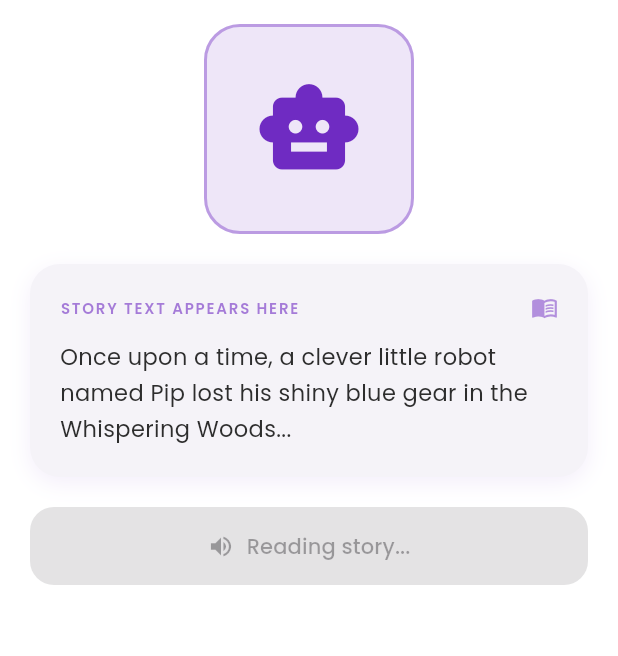
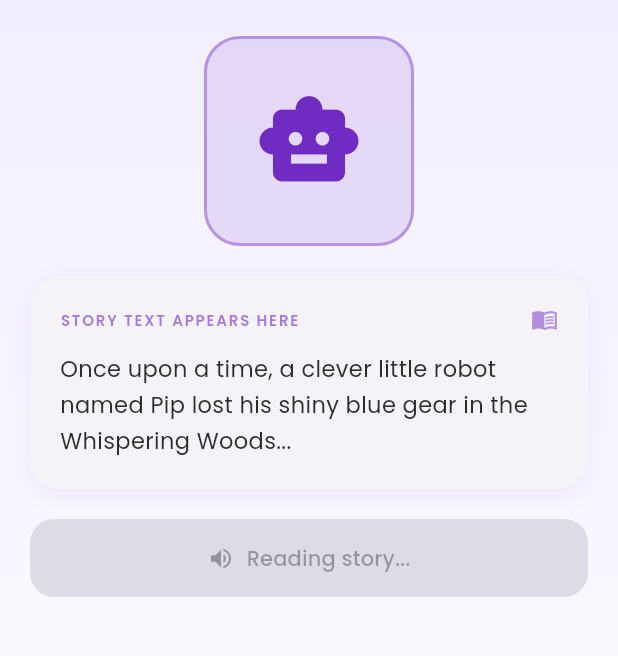
Before and after one commit to anushkachandraa18/peblo-ai-story-buddy, a Flutter app: the screen it shows after launch, after a tap on "Read Me a Story", on a phone screen of 412 x 824 dp, the part 84-740 px from its top. Run offline on Flutter 3.47's test engine with Material 3 defaults, Android fonts, the phone set to English and light mode, and no system bars; our stand-ins replace confetti, flutter_tts, google_fonts.

Commit message:
Add confetti, gradient background, animated buddy, success overlay

```diff
--- a/lib/screens/story_buddy_screen.dart
+++ b/lib/screens/story_buddy_screen.dart
@@ -1,21 +1,47 @@
 import 'package:flutter/material.dart';
 import 'package:provider/provider.dart';
+import 'package:confetti/confetti.dart';
 import '../providers/story_provider.dart';
 import '../theme/app_theme.dart';
 import '../widgets/buddy_character.dart';
 import '../widgets/story_card.dart';
 import '../widgets/quiz_card.dart';
 
-class StoryBuddyScreen extends StatelessWidget {
+class StoryBuddyScreen extends StatefulWidget {
   const StoryBuddyScreen({super.key});
+
+  @override
+  State<StoryBuddyScreen> createState() => _StoryBuddyScreenState();
+}
+
+class _StoryBuddyScreenState extends State<StoryBuddyScreen> {
+  late ConfettiController _confettiController;
+
+  @override
+  void initState() {
+    super.initState();
+    _confettiController =
+        ConfettiController(duration: const Duration(seconds: 3));
+  }
+
+  @override
+  void dispose() {
+    _confettiController.dispose();
+    super.dispose();
+  }
 
   @override
   Widget build(BuildContext context) {
     final provider = context.watch<StoryProvider>();
 
+    // Trigger confetti when correct answer
+    if (provider.state == BuddyState.correctAnswer) {
+      _confettiController.play();
+    }
+
     return Scaffold(
       appBar: AppBar(
-        backgroundColor: Colors.white,
+        backgroundColor: Colors.transparent,
         elevation: 0,
         leading: const Padding(
           padding: EdgeInsets.only(left: 16),
@@ -37,25 +63,34 @@ class StoryBuddyScreen extends StatelessWidget {
           ),
         ],
       ),
-      body: SingleChildScrollView(
-        padding: const EdgeInsets.symmetric(horizontal: 20, vertical: 16),
+      body: Stack(
+        children: [
+          // Background gradient
+          Container(
+            decoration: const BoxDecoration(
+              gradient: LinearGradient(
+                begin: Alignment.topCenter,
+                end: Alignment.bottomCenter,
+                colors: [
+                  Color(0xFFF3EEFF),
+                  Color(0xFFFFFFFF),
+                ],
+              ),
+            ),
+          ),
+
+          // Main content
+          SingleChildScrollView(
+            padding: const EdgeInsets.fromLTRB(20, 24, 20, 16),
             child: Column(
               crossAxisAlignment: CrossAxisAlignment.center,
               children: [
-            // Buddy Character
                 BuddyCharacter(state: provider.state),
                 const SizedBox(height: 20),
-
-            // Story Card
                 StoryCard(storyText: provider.storyText),
                 const SizedBox(height: 20),
-
-            // Read Me a Story Button / Loading / Error
                 _buildAudioSection(provider),
-
                 const SizedBox(height: 20),
-
-            // Quiz — slides in after audio completes
                 AnimatedSwitcher(
                   duration: const Duration(milliseconds: 500),
                   transitionBuilder: (child, animation) => FadeTransition(
@@ -71,13 +106,86 @@ class StoryBuddyScreen extends StatelessWidget {
                   child: (provider.state == BuddyState.quizVisible ||
                           provider.state == BuddyState.wrongAnswer ||
                           provider.state == BuddyState.correctAnswer)
-                  ? QuizCard(key: const ValueKey('quiz'), quiz: provider.quiz)
+                      ? QuizCard(
+                          key: const ValueKey('quiz'),
+                          quiz: provider.quiz,
+                        )
                       : const SizedBox.shrink(key: ValueKey('empty')),
                 ),
-
                 const SizedBox(height: 40),
               ],
             ),
+          ),
+
+          // Confetti overlay — fires from top center
+          Align(
+            alignment: Alignment.topCenter,
+            child: ConfettiWidget(
+              confettiController: _confettiController,
+              blastDirectionality: BlastDirectionality.explosive,
+              numberOfParticles: 30,
+              gravity: 0.3,
+              colors: const [
+                AppColors.primary,
+                AppColors.success,
+                Colors.orange,
+                Colors.pink,
+                Colors.yellow,
+              ],
+            ),
+          ),
+
+          // Full screen success overlay
+          if (provider.state == BuddyState.correctAnswer)
+            Positioned(
+              bottom: 0,
+              left: 0,
+              right: 0,
+              child: Container(
+                margin: const EdgeInsets.all(20),
+                padding:
+                    const EdgeInsets.symmetric(vertical: 24, horizontal: 20),
+                decoration: BoxDecoration(
+                  color: AppColors.success.withValues(alpha: 0.95),
+                  borderRadius: BorderRadius.circular(24),
+                  boxShadow: [
+                    BoxShadow(
+                      color: AppColors.success.withValues(alpha: 0.3),
+                      blurRadius: 20,
+                      offset: const Offset(0, 8),
+                    ),
+                  ],
+                ),
+                child: const Column(
+                  mainAxisSize: MainAxisSize.min,
+                  children: [
+                    Text(
+                      "🎉",
+                      style: TextStyle(fontSize: 48),
+                    ),
+                    SizedBox(height: 8),
+                    Text(
+                      "Amazing! You got it!",
+                      style: TextStyle(
+                        fontSize: 24,
+                        fontWeight: FontWeight.w800,
+                        color: Colors.white,
+                      ),
+                    ),
+                    SizedBox(height: 4),
+                    Text(
+                      "Pip's lost gear was Blue! 💙",
+                      style: TextStyle(
+                        fontSize: 16,
+                        color: Colors.white,
+                        fontWeight: FontWeight.w500,
+                      ),
+                    ),
+                  ],
+                ),
+              ),
+            ),
+        ],
       ),
     );
   }
@@ -125,7 +233,7 @@ class StoryBuddyScreen extends StatelessWidget {
         return SizedBox(
           width: double.infinity,
           child: ElevatedButton.icon(
-            onPressed: null, // disabled while playing
+            onPressed: null,
             icon: const Icon(Icons.volume_up),
             label: const Text("Reading story..."),
             style: ElevatedButton.styleFrom(
@@ -137,7 +245,7 @@ class StoryBuddyScreen extends StatelessWidget {
       case BuddyState.quizVisible:
       case BuddyState.wrongAnswer:
       case BuddyState.correctAnswer:
-        return const SizedBox.shrink(); // button hidden during quiz
+        return const SizedBox.shrink();
 
       case BuddyState.idle:
         return SizedBox(
--- a/lib/widgets/buddy_character.dart
+++ b/lib/widgets/buddy_character.dart
@@ -2,13 +2,50 @@ import 'package:flutter/material.dart';
 import '../providers/story_provider.dart';
 import '../theme/app_theme.dart';
 
-class BuddyCharacter extends StatelessWidget {
+class BuddyCharacter extends StatefulWidget {
   final BuddyState state;
 
   const BuddyCharacter({super.key, required this.state});
 
+  @override
+  State<BuddyCharacter> createState() => _BuddyCharacterState();
+}
+
+class _BuddyCharacterState extends State<BuddyCharacter>
+    with SingleTickerProviderStateMixin {
+  late AnimationController _controller;
+  late Animation<double> _scaleAnimation;
+
+  @override
+  void initState() {
+    super.initState();
+    _controller = AnimationController(
+      duration: const Duration(milliseconds: 1500),
+      vsync: this,
+    )..repeat(reverse: true);
+
+    _scaleAnimation = Tween<double>(begin: 1.0, end: 1.08).animate(
+      CurvedAnimation(parent: _controller, curve: Curves.easeInOut),
+    );
+  }
+
+  @override
+  void didUpdateWidget(BuddyCharacter oldWidget) {
+    super.didUpdateWidget(oldWidget);
+    if (widget.state == BuddyState.correctAnswer) {
+      // faster bounce on success
+      _controller.duration = const Duration(milliseconds: 400);
+    } else if (widget.state == BuddyState.playingAudio) {
+      // medium pace while talking
+      _controller.duration = const Duration(milliseconds: 800);
+    } else {
+      // slow breathing for idle/other states
+      _controller.duration = const Duration(milliseconds: 1500);
+    }
+  }
+
   IconData _getIcon() {
-    switch (state) {
+    switch (widget.state) {
       case BuddyState.idle:
         return Icons.smart_toy_outlined;
       case BuddyState.loadingAudio:
@@ -27,7 +64,7 @@ class BuddyCharacter extends StatelessWidget {
   }
 
   Color _getColor() {
-    switch (state) {
+    switch (widget.state) {
       case BuddyState.idle:
         return AppColors.primary;
       case BuddyState.loadingAudio:
@@ -46,14 +83,25 @@ class BuddyCharacter extends StatelessWidget {
   }
 
   @override
+  void dispose() {
+    _controller.dispose();
+    super.dispose();
+  }
+
+  @override
   Widget build(BuildContext context) {
-    return Container(
+    return ScaleTransition(
+      scale: _scaleAnimation,
+      child: Container(
         width: 140,
         height: 140,
         decoration: BoxDecoration(
           color: _getColor().withValues(alpha: 0.12),
           borderRadius: BorderRadius.circular(24),
-        border: Border.all(color: _getColor().withValues(alpha: 0.4), width: 2),
+          border: Border.all(
+            color: _getColor().withValues(alpha: 0.4),
+            width: 2,
+          ),
         ),
         child: Center(
           child: Icon(
@@ -62,6 +110,7 @@ class BuddyCharacter extends StatelessWidget {
             color: _getColor(),
           ),
         ),
+      ),
     );
   }
 }
--- a/pubspec.yaml
+++ b/pubspec.yaml
@@ -13,6 +13,7 @@ dependencies:
   provider: ^6.1.2
   flutter_tts: ^4.2.0
   google_fonts: ^6.2.1
+  confetti: ^0.7.0
 
 dev_dependencies:
   flutter_test:
```
Also changed, not shown: pubspec.lock. Lines whose indentation alone changed are shown as unchanged.
